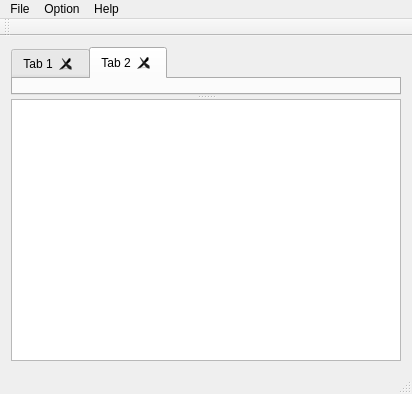
Old version of the form mainwindow.ui in the repository dare5421/MasterMeasure.
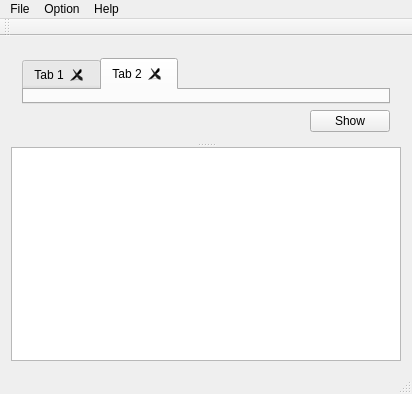
New version of the form. The open tabs and pages were chosen to show the change.

Diff of the .ui file:
```diff
--- a/mainwindow.ui
+++ b/mainwindow.ui
@@ -20,12 +20,15 @@
    <string>MainWindow</string>
   </property>
   <widget class="QWidget" name="centralWidget">
-   <layout class="QHBoxLayout" name="horizontalLayout">
+   <layout class="QHBoxLayout" name="horizontalLayout_2">
     <item>
      <widget class="QSplitter" name="splitter">
       <property name="orientation">
        <enum>Qt::Vertical</enum>
       </property>
+      <widget class="QWidget" name="">
+       <layout class="QVBoxLayout" name="verticalLayout">
+        <item>
       <widget class="QTabWidget" name="tabWidget">
        <property name="sizePolicy">
         <sizepolicy hsizetype="Preferred" vsizetype="Preferred">
@@ -61,6 +64,33 @@
          <string>Tab 2</string>
         </attribute>
        </widget>
+         </widget>
+        </item>
+        <item>
+         <layout class="QHBoxLayout" name="horizontalLayout">
+          <item>
+           <spacer name="horizontalSpacer">
+            <property name="orientation">
+             <enum>Qt::Horizontal</enum>
+            </property>
+            <property name="sizeHint" stdset="0">
+             <size>
+              <width>40</width>
+              <height>20</height>
+             </size>
+            </property>
+           </spacer>
+          </item>
+          <item>
+           <widget class="QPushButton" name="showButton">
+            <property name="text">
+             <string>Show</string>
+            </property>
+           </widget>
+          </item>
+         </layout>
+        </item>
+       </layout>
       </widget>
       <widget class="QGraphicsView" name="graphicsView">
        <property name="sizePolicy">
```
Left out of the diff: 2 changed lines with no effect on the pictures. Lines whose indentation alone changed are shown as unchanged.
